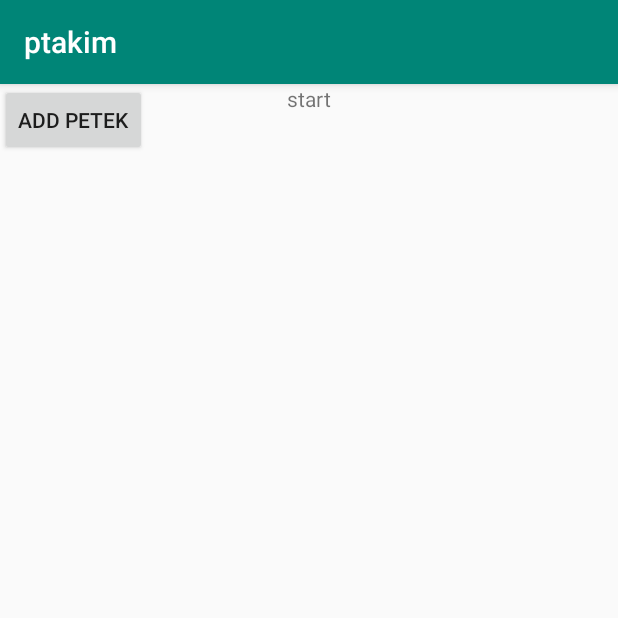
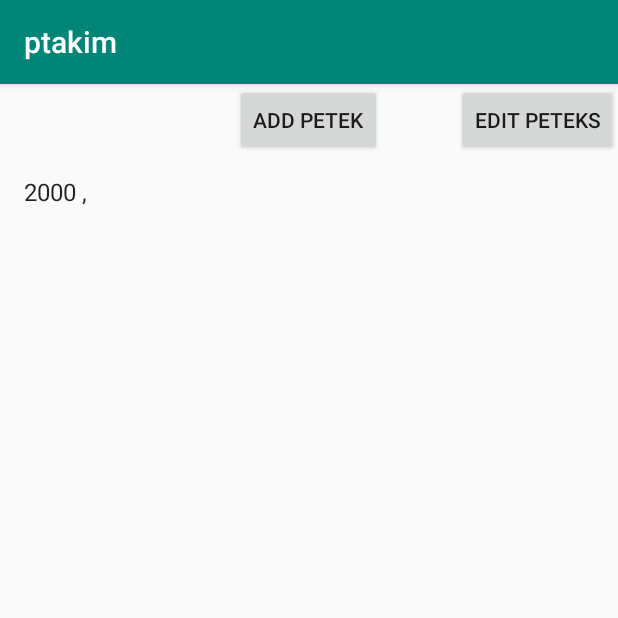
Before and after one commit to amittaranto/android_EX4, an Android app: the addPetek screen opened directly, with no data from a screen before it, after a tap on "ADD PETEK", on a phone screen of 412 x 824 dp, the top half of it. Run offline under Robolectric (Android 15) with nearby library versions, the phone set to English and light mode, and no system bars.

```diff
--- a/app/src/main/AndroidManifest.xml
+++ b/app/src/main/AndroidManifest.xml
@@ -9,7 +9,10 @@
         android:roundIcon="@mipmap/ic_launcher_round"
         android:supportsRtl="true"
         android:theme="@style/AppTheme">
-        <activity android:name=".addPetek"></activity>
+        <activity android:name=".donatePage"></activity>
+        <activity android:name=".update_petek" />
+        <activity android:name=".screen3" />
+        <activity android:name=".addPetek" />
         <activity android:name=".screen2" />
         <activity android:name=".MainActivity">
             <intent-filter>
--- a/app/src/main/java/com/example/ptakim/DBHelper.java
+++ b/app/src/main/java/com/example/ptakim/DBHelper.java
@@ -1,6 +1,7 @@
 package com.example.ptakim;
 
 import android.content.Context;
+import android.database.Cursor;
 import android.database.sqlite.SQLiteDatabase;
 import android.database.sqlite.SQLiteOpenHelper;
 
@@ -22,4 +23,5 @@ public class DBHelper extends SQLiteOpenHelper {
     public void onUpgrade(SQLiteDatabase db, int i, int i1) {
         //change db according to version
     }
+
 }
--- a/app/src/main/java/com/example/ptakim/Petek.java
+++ b/app/src/main/java/com/example/ptakim/Petek.java
@@ -20,7 +20,7 @@ public class Petek {
 
     public Petek(Cursor c) {
         id = c.getInt(0);
-        content = c.getString(2);
+        content = c.getString(1);
     }
 
     public String getSQLInsertString(){
--- a/app/src/main/java/com/example/ptakim/screen2.java
+++ b/app/src/main/java/com/example/ptakim/screen2.java
@@ -1,27 +1,59 @@
 package com.example.ptakim;
 
+import android.content.Context;
 import android.content.Intent;
+import android.database.Cursor;
 import android.support.v7.app.AppCompatActivity;
 import android.os.Bundle;
 import android.view.View;
+import android.widget.ArrayAdapter;
+import android.widget.ListView;
 import android.widget.TextView;
+import android.widget.Toast;
+
+import java.util.ArrayList;
+import java.util.concurrent.TimeUnit;
 
 public class screen2 extends AppCompatActivity {
+
+    DBHelper db = null;
+    ArrayList<Petek> peteks = new ArrayList<>();
 
     @Override
     protected void onCreate(Bundle savedInstanceState) {
         super.onCreate(savedInstanceState);
         setContentView(R.layout.activity_screen2);
-        TextView t = findViewById(R.id.test);
         Intent intent = getIntent();
         String cont = intent.getStringExtra("CONTENT");
-        DBHelper db = new DBHelper(this);
+        db = new DBHelper(this);
+        ListView listView= findViewById(R.id.ptakim);
 
-        if(cont.equals("")){
-            insertPetek(cont,db);
+        Cursor c = db.getReadableDatabase().rawQuery(Petek.SELECT_ALL,
+                null);
+
+        c.moveToFirst();
+        while(!c.isAfterLast()){
+            Petek p = new Petek(c);
+            peteks.add(p);
+            c.moveToNext();
         }
 
 
+        listView.setAdapter(new ArrayAdapter<Petek>(
+                this,
+                android.R.layout.simple_list_item_1,
+                android.R.id.text1,
+                peteks
+        ));
+//        Context context = getApplicationContext();
+//        Toast toast = Toast.makeText(context, "petek_content", 3);
+//        toast.show();
+
+        if(cont!=null){
+//            toast = Toast.makeText(context, "in if statment ", 3);
+//            toast.show();
+            insertPetek(cont);
+        }
     }
 
     public void addPetek(View view) {
@@ -29,8 +61,40 @@ public class screen2 extends AppCompatActivity {
         startActivity(intent);
     }
 
-    public void insertPetek(String petek_content, DBHelper db){
-        Petek petek = new Petek(1000,petek_content);
+    public void insertPetek(String petek_content){
+        int id = get_last_element_id();
+        Context context = getApplicationContext();
+        Toast toast = Toast.makeText(context, id+ "", 3);
+        toast.show();
+        Petek petek = new Petek(2000, petek_content);
         db.getWritableDatabase().execSQL(petek.getSQLInsertString());
+        peteks.add(petek);
+    }
+
+
+    public int get_last_element_id(){
+        String cmd = "SELECT MAX(id) FROM " + Petek.TABLE_NAME;
+        Cursor c = db.getReadableDatabase().rawQuery(cmd,null);
+
+        if(c == null){
+            return 1;
+        }
+        c.moveToFirst();
+        int last_id = c.getInt(0);
+        return ++last_id;
+    }
+
+    public void show_table(View view){
+       // Cursor c = db.getReadableDatabase().rawQuery(Petek.SELECT_ALL, null);
+        //TextView t = findViewById(R.id.table);
+        //c.moveToFirst();
+       // t.setText(c.getString(0));
+
+    }
+
+    public void edit_screen_redirect(View view) {
+        Intent intent = new Intent(getApplicationContext(),screen3.class);
+        startActivity(intent);
+
     }
 }
--- a/app/src/main/res/layout/activity_screen2.xml
+++ b/app/src/main/res/layout/activity_screen2.xml
@@ -9,14 +9,23 @@
     <Button
         android:layout_width="wrap_content"
         android:layout_height="wrap_content"
+        android:layout_centerHorizontal="true"
         android:text="Add Petek"
+        android:id="@+id/addPetek"
         android:onClick="addPetek"/>
 
-    <TextView
+    <Button
         android:layout_width="wrap_content"
         android:layout_height="wrap_content"
-        android:text="start"
-        android:layout_centerHorizontal="true"
-        android:id="@+id/test"/>
+        android:id="@+id/next"
+        android:layout_alignParentRight="true"
+        android:onClick="edit_screen_redirect"
+        android:text="Edit peteks"/>
+
+    <ListView
+        android:layout_below="@+id/addPetek"
+        android:layout_width="wrap_content"
+        android:layout_height="wrap_content"
+        android:id="@+id/ptakim"></ListView>
 
 </RelativeLayout>
```
Also changed, not shown: app/src/main/java/com/example/ptakim/donatePage.java (added, +27 -0 lines), app/src/main/java/com/example/ptakim/screen3.java (added, +86 -0 lines), app/src/main/java/com/example/ptakim/update_petek.java (added, +39 -0 lines), app/src/main/res/layout/activity_donate_page.xml (added, +41 -0 lines), app/src/main/res/layout/activity_screen3.xml (added, +47 -0 lines), app/src/main/res/layout/activity_update_petek.xml (added, +35 -0 lines).
